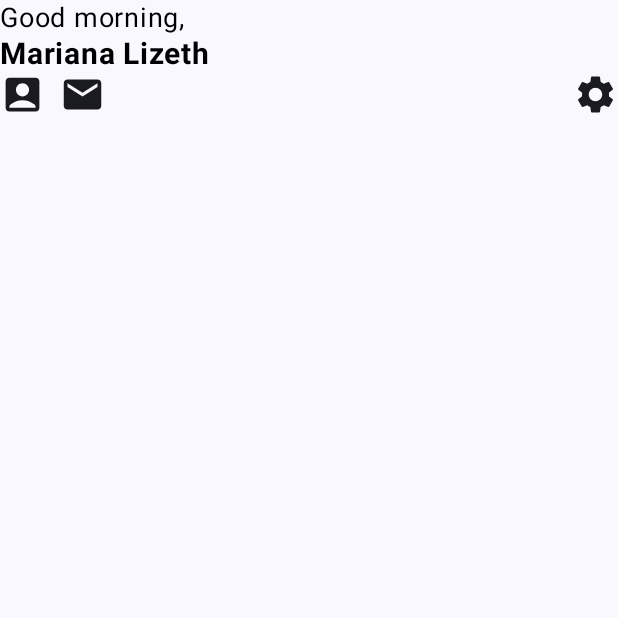
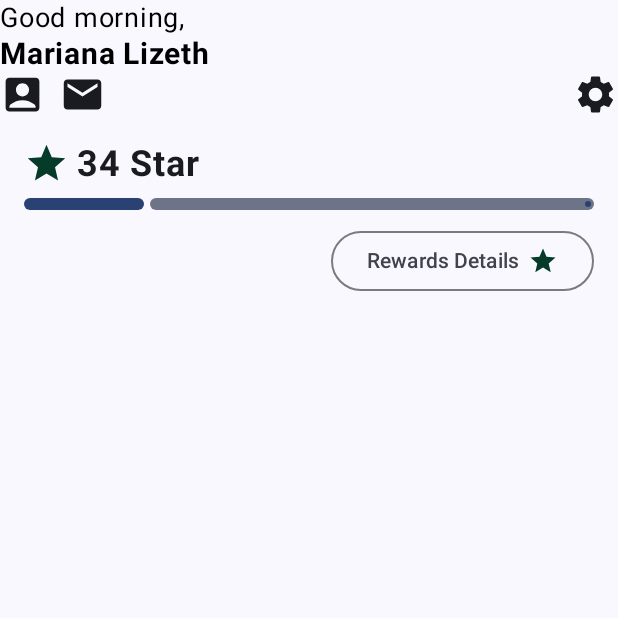
Before and after one commit to 04-velasco-mariana/WorkClass, an Android app built with Jetpack Compose: the composable StarbucksInterface shown on its own in the app's theme, on a phone screen of 412 x 824 dp, the top half of it. Run offline under Robolectric (Android 15) with nearby library versions, the phone set to English and light mode, and no system bars.

Commit message:
Commit for Rewards Section and Linear Progress Indicator

```diff
--- a/app/src/main/java/com/example/workclass/ui/screens/StarbucksInterface.kt
+++ b/app/src/main/java/com/example/workclass/ui/screens/StarbucksInterface.kt
@@ -42,7 +42,7 @@
             .verticalScroll(rememberScrollState())
     ) {
         TopBar()
-        //RewardSection()
+        RewardSection()
         //PromotionsList()
         //Spacer(modifier = Modifier.weight(1f))
         //BottomNavBar()
@@ -61,11 +61,59 @@
             horizontalArrangement = Arrangement.SpaceBetween
         ) {
             Row {
-                Icon(Icons.Default.AccountBox, contentDescription = "Profile Icon", modifier = Modifier.size(30.dp)) //icono de Profile Icon
-                Spacer(modifier = Modifier.width(10.dp))
-                Icon(Icons.Default.Email, contentDescription = "Messages Icon", modifier = Modifier.size(30.dp)) //Icono de Email y mensajeria
+                Icon(Icons.Default.AccountBox, contentDescription = "Profile Icon",
+                    modifier = Modifier.size(30.dp)) //icono de Profile Icon
+                Spacer(modifier = Modifier.width(10.dp)) //Spacer se agrego para generar un espacio entre los iconos
+                Icon(Icons.Default.Email, contentDescription = "Messages Icon",
+                    modifier = Modifier.size(30.dp)) //Icono de Email y mensajeria
             }
-            Icon(Icons.Default.Settings, contentDescription = "Settings Icon", modifier = Modifier.size(30.dp)) // Icono de configuracion
+            Icon(Icons.Default.Settings, contentDescription = "Settings Icon",
+                modifier = Modifier.size(30.dp)) // Icono de configuracion
         }
     }
 }
+@Composable
+fun RewardSection() { //Seccion de la parte de Recompensas
+    Column(
+        modifier = Modifier.
+        padding(16.dp)) {
+        Row(
+            verticalAlignment = Alignment.CenterVertically
+        ) {
+            Icon(
+                imageVector = Icons.Default.Star,
+                contentDescription = "Star Icon",
+                tint = colorResource(id = R.color.sacramento),
+                modifier = Modifier.
+                size(30.dp)
+            )
+            Spacer(
+                modifier = Modifier
+                    .width(5.dp))
+            Text("34 Star", fontSize = 24.sp, fontWeight = FontWeight.Bold)
+        }
+        Spacer(modifier = Modifier.height(8.dp))
+        LinearProgressIndicator( //Este es un elemento que agregué para poder visualizar la linea de progresion de las estrellas de recompensa
+            progress = 0.2f, //representa el porcentaje
+            modifier = Modifier.fillMaxWidth().height(8.dp)
+        )
+        Spacer(modifier = Modifier.height(10.dp))
+        Row(
+            modifier = Modifier.fillMaxWidth(),
+            horizontalArrangement = Arrangement.End
+        ) {
+            OutlinedButton(onClick = { /* no tiene acciones el boton */ }, shape = RoundedCornerShape(20.dp)) { //use este tipo de boton que solo tiene el margen mas no esta relleno
+                Row(verticalAlignment = Alignment.CenterVertically) {
+                    Text("Rewards Details")
+                    Spacer(modifier = Modifier.width(5.dp))
+                    Icon(
+                        imageVector = Icons.Default.Star,
+                        contentDescription = "Star Icon",
+                        tint = colorResource(id = R.color.sacramento), //mando a llamar un color que cree en xml colors
+                        modifier = Modifier.size(20.dp)
+                    )
+                }
+            }
+        }
+    }
+}
--- a/app/src/main/res/values/colors.xml
+++ b/app/src/main/res/values/colors.xml
@@ -7,4 +7,6 @@
     <color name="teal_700">#FF018786</color>
     <color name="black">#FF000000</color>
     <color name="white">#FFFFFFFF</color>
+    <color name="sacramento">#053B28</color>
+
 </resources>
```
